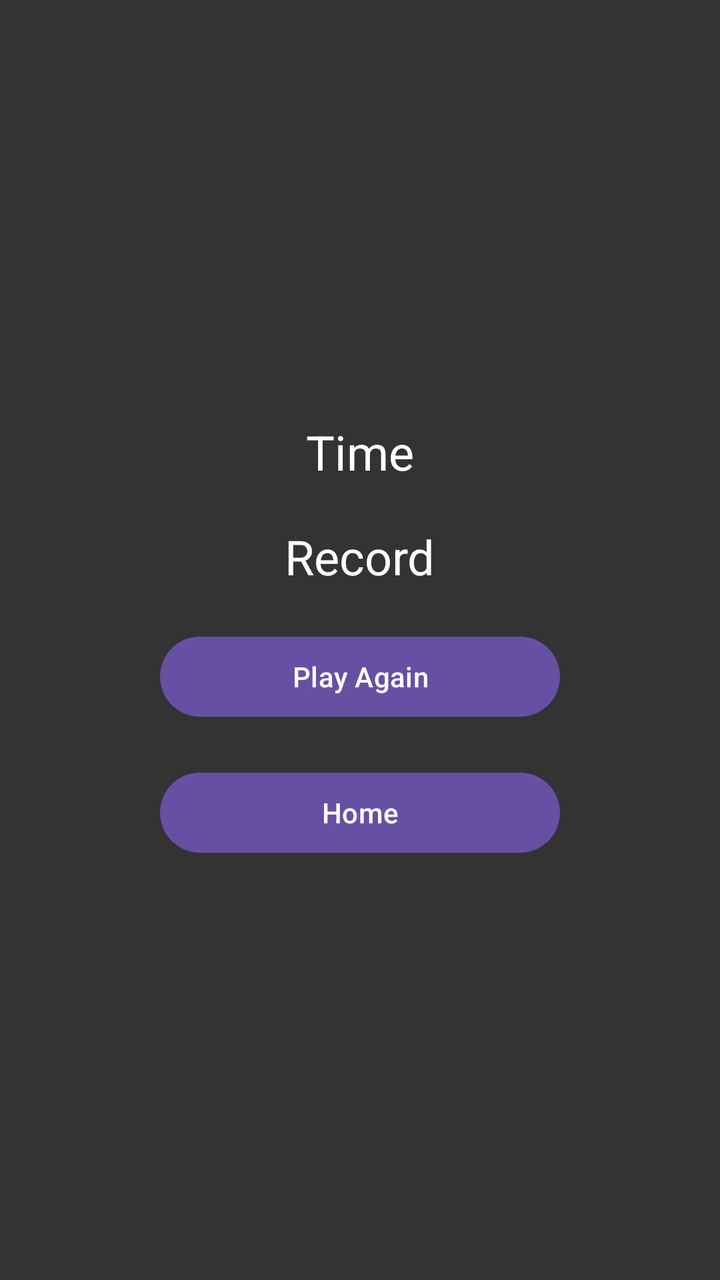
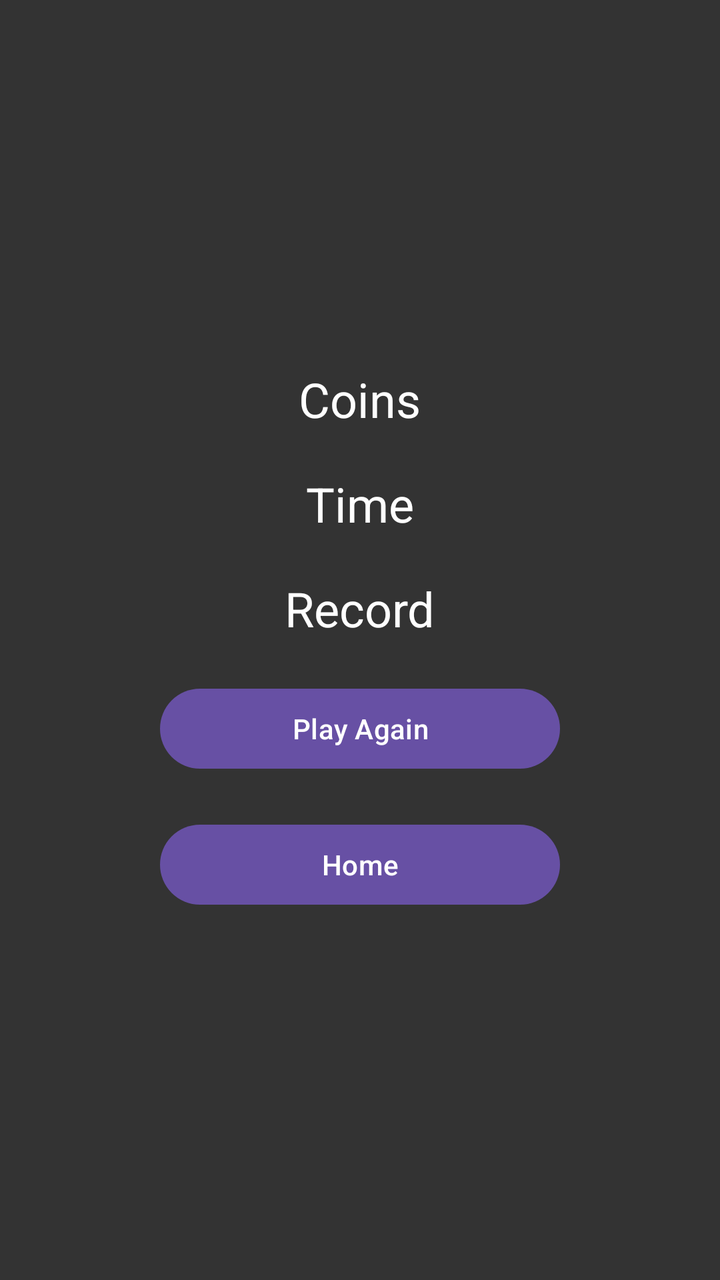

An Android layout rendered at two revisions. The XML below is the earlier revision; the diff shows what the commit changed to produce the second picture.
<!-- AndroidManifest.xml: application theme Theme.GamesPlatform -->
<!-- res/layout/activity_car_escape_game_over.xml -->
<?xml version="1.0" encoding="utf-8"?>
<LinearLayout
    xmlns:android="http://schemas.android.com/apk/res/android"
    android:layout_width="match_parent"
    android:layout_height="match_parent"
    android:orientation="vertical"
    android:gravity="center"
    android:background="#333333">

    <TextView
        android:id="@+id/time_text"
        android:layout_width="wrap_content"
        android:layout_height="wrap_content"
        android:layout_margin="10dp"
        android:text="Time"
        android:textColor="#FFFFFF"
        android:textSize="24sp" />

    <TextView
        android:id="@+id/record_text"
        android:text="Record"
        android:textSize="24sp"
        android:textColor="#FFFFFF"
        android:layout_margin="10dp"
        android:layout_width="wrap_content"
        android:layout_height="wrap_content"/>

    <Button
        android:id="@+id/restart_btn"
        android:text="Play Again"
        android:layout_width="200dp"
        android:layout_height="wrap_content"
        android:layout_margin="10dp"/>

    <Button
        android:id="@+id/home_btn"
        android:text="Home"
        android:layout_width="200dp"
        android:layout_height="wrap_content"
        android:layout_margin="10dp"/>

</LinearLayout>
<!-- resources referenced by this layout -->
<resources>
  <style name="Theme.GamesPlatform" parent="Base.Theme.GamesPlatform" />
  <style name="Base.Theme.GamesPlatform" parent="Theme.Material3.DayNight.NoActionBar">
          
          
      </style>
</resources>

<!-- the commit's change to res/layout/activity_car_escape_game_over.xml (unified diff, before → after) -->
@@ -6,6 +6,15 @@
     android:orientation="vertical"
     android:gravity="center"
     android:background="#333333">
+
+    <TextView
+        android:id="@+id/coins_text"
+        android:text="Coins"
+        android:textColor="#FFFFFF"
+        android:layout_margin="10dp"
+        android:layout_width="wrap_content"
+        android:layout_height="wrap_content"
+        android:textSize="24sp"/>
 
     <TextView
         android:id="@+id/time_text"
